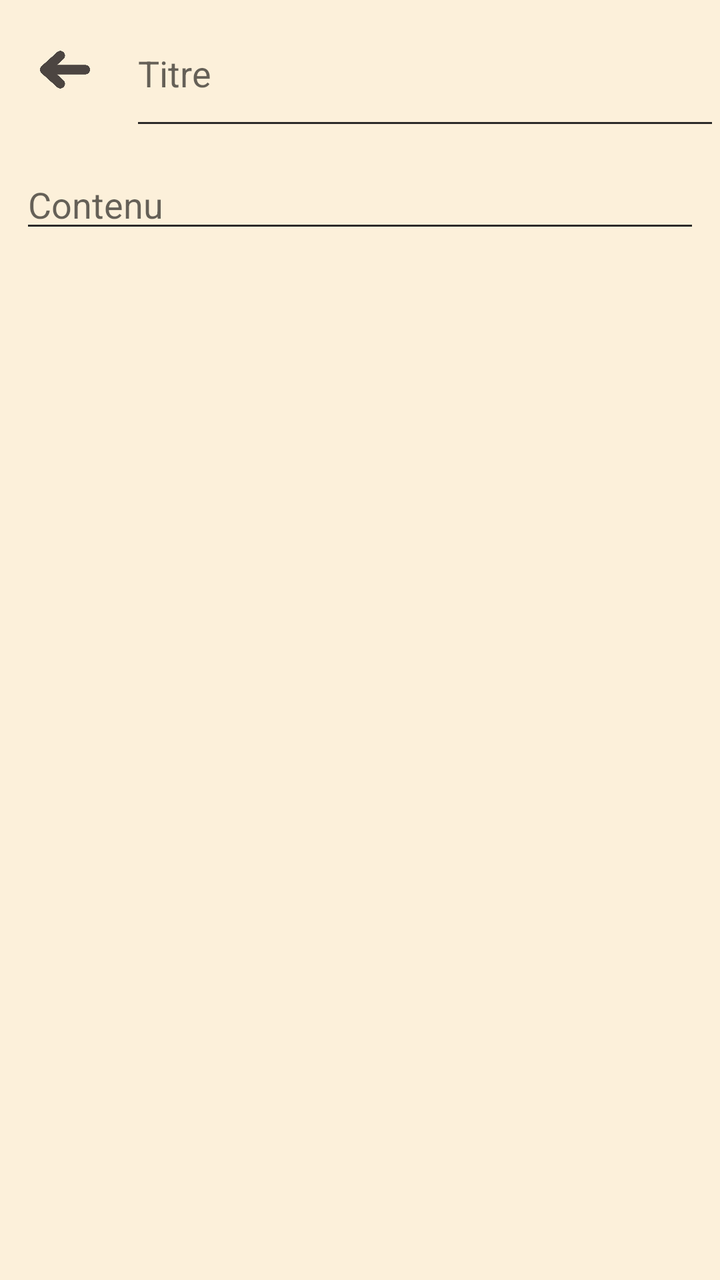
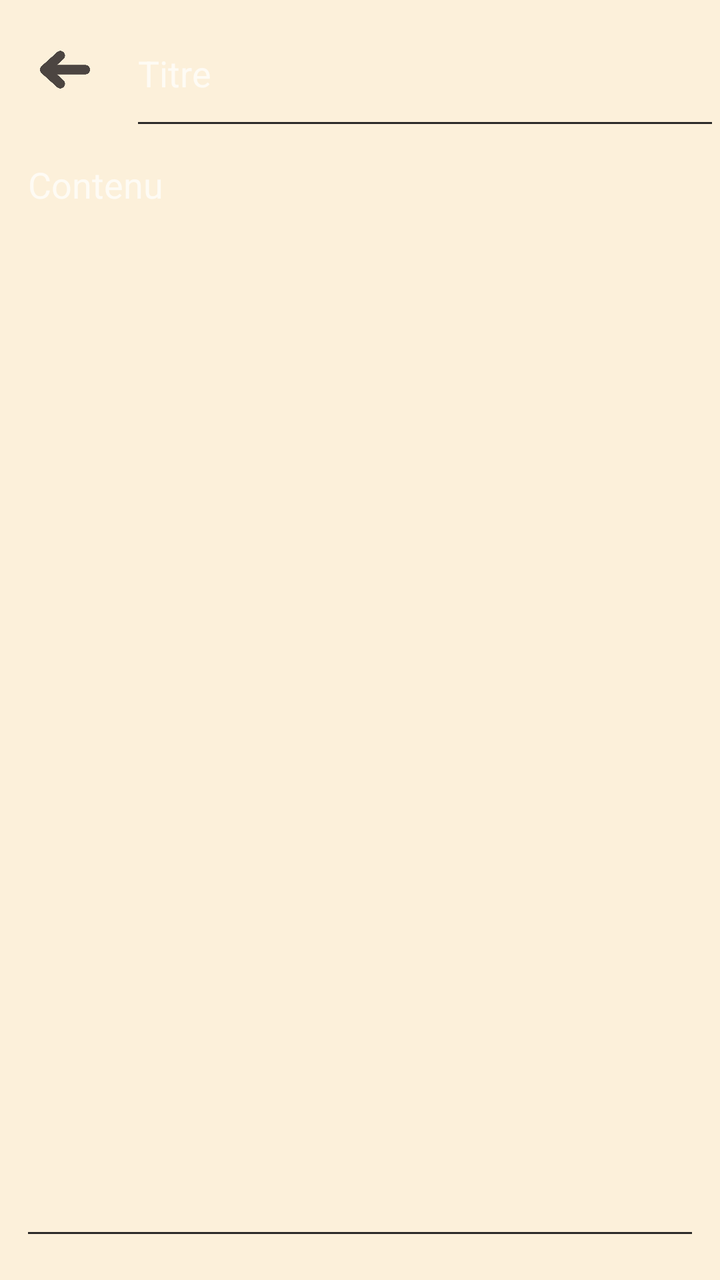

An Android layout rendered at two revisions. The XML below is the earlier revision; the diff shows what the commit changed to produce the second picture.
<!-- AndroidManifest.xml: application theme Base.Theme.Notty -->
<!-- res/layout/activity_modify_note.xml -->
<?xml version="1.0" encoding="utf-8"?>
<LinearLayout xmlns:android="http://schemas.android.com/apk/res/android"
xmlns:app="http://schemas.android.com/apk/res-auto"
xmlns:tools="http://schemas.android.com/tools"
android:id="@+id/main"
android:layout_width="match_parent"
android:layout_height="match_parent"
android:gravity="center"
android:orientation="vertical"
    style="@style/stylePage"
tools:context=".ModifyNoteActivity">

    <LinearLayout
        android:layout_width="match_parent"
        android:layout_height="70dp"
        android:orientation="horizontal">

        <ImageView
            android:id="@+id/id_modify_btn_backHome"
            android:layout_width="25dp"
            android:layout_height="25dp"
            android:layout_weight="0"
            android:layout_gravity="center"
            android:layout_margin="20dp"
            style="@style/stylePageCreate_backBtn" />

        <EditText
            android:id="@+id/id_modify_edit_title"
            android:layout_width="match_parent"
            android:layout_height="match_parent"
            android:ems="10"
            android:hint="Titre"
            android:inputType="text"
            style="@style/stylePageCreate_edit"/>
    </LinearLayout>

    <ScrollView
        android:layout_height="match_parent"
        android:layout_width="match_parent">

        <EditText
            android:id="@+id/id_modify_edit_body"
            android:layout_width="match_parent"
            android:layout_height="match_parent"
            android:layout_margin="10dp"
            android:ems="10"
            android:gravity="top"
            android:hint="Contenu"
            android:inputType="textMultiLine"
            android:scrollbars="vertical"
            android:scrollHorizontally="false"
            android:fitsSystemWindows="true"
            style="@style/stylePageCreate_edit"/>

    </ScrollView>

</LinearLayout>
<!-- resources referenced by this layout -->
<resources>
  <style name="stylePage">
          <item name="android:background">@color/cream</item>
      </style>
  <style name="stylePageCreate_backBtn">
          <item name="android:src">@drawable/left_arrow_grey</item>
      </style>
  <style name="stylePageCreate_edit">
          <item name="android:backgroundTint">@color/grey</item>
      </style>
  <style name="Base.Theme.Notty" parent="Theme.AppCompat.DayNight.NoActionBar">
          
  
          <item name="option_icon">@drawable/options_black</item>
          <item name="add_icon">@drawable/add_icon_black</item>
          <item name="favorite_icon">@drawable/etoile_black_empty</item>
          <item name="not_favorite_icon">@drawable/etoile_black_filled</item>
          <item name="search_icon">@drawable/loupe_black</item>
          <item name="back_icon">@drawable/left_arrow_black</item>
  
      </style>
  <color name="cream">#FCF0DA</color>
  <!-- drawable left_arrow_grey: png bitmap (drawable, 9510 bytes) -->
  <color name="grey">#2C2A29</color>
  <!-- drawable options_black: png bitmap (drawable, 5588 bytes) -->
  <!-- drawable add_icon_black: png bitmap (drawable, 4259 bytes) -->
  <!-- drawable etoile_black_empty: png bitmap (drawable, 14235 bytes) -->
  <!-- drawable etoile_black_filled: png bitmap (drawable, 11264 bytes) -->
  <!-- drawable loupe_black: png bitmap (drawable, 12028 bytes) -->
  <!-- drawable left_arrow_black: png bitmap (drawable, 9497 bytes) -->
</resources>

<!-- the commit's change to res/layout/activity_modify_note.xml (unified diff, before → after) -->
@@ -1,57 +1,68 @@
 <?xml version="1.0" encoding="utf-8"?>
-<LinearLayout xmlns:android="http://schemas.android.com/apk/res/android"
-xmlns:app="http://schemas.android.com/apk/res-auto"
-xmlns:tools="http://schemas.android.com/tools"
-android:id="@+id/main"
-android:layout_width="match_parent"
-android:layout_height="match_parent"
-android:gravity="center"
-android:orientation="vertical"
-    style="@style/stylePage"
-tools:context=".ModifyNoteActivity">
+<androidx.constraintlayout.widget.ConstraintLayout xmlns:android="http://schemas.android.com/apk/res/android"
+    xmlns:app="http://schemas.android.com/apk/res-auto"
+    xmlns:tools="http://schemas.android.com/tools"
+    android:id="@+id/main"
+    android:layout_width="match_parent"
+    android:layout_height="match_parent"
+    android:orientation="vertical"
+    tools:context=".ModifyNoteActivity"
+    style="@style/stylePage">
 
     <LinearLayout
+        android:id="@+id/id_modify_linearLayout"
         android:layout_width="match_parent"
         android:layout_height="70dp"
-        android:orientation="horizontal">
+        android:orientation="horizontal"
+        app:layout_constraintEnd_toEndOf="parent"
+        app:layout_constraintStart_toStartOf="parent"
+        app:layout_constraintTop_toTopOf="parent">
 
         <ImageView
             android:id="@+id/id_modify_btn_backHome"
+            style="@style/stylePageCreate_backBtn"
             android:layout_width="25dp"
             android:layout_height="25dp"
-            android:layout_weight="0"
             android:layout_gravity="center"
             android:layout_margin="20dp"
-            style="@style/stylePageCreate_backBtn" />
+            android:layout_weight="0" />
 
         <EditText
             android:id="@+id/id_modify_edit_title"
+            style="@style/stylePageCreate_edit"
             android:layout_width="match_parent"
             android:layout_height="match_parent"
             android:ems="10"
             android:hint="Titre"
-            android:inputType="text"
-            style="@style/stylePageCreate_edit"/>
+            android:inputType="text" />
     </LinearLayout>
 
     <ScrollView
-        android:layout_height="match_parent"
-        android:layout_width="match_parent">
+        android:id="@+id/id_modify_scroll"
+        android:layout_width="match_parent"
+        android:layout_height="0dp"
+        android:layout_alignParentBottom="true"
+        android:layout_marginHorizontal="10dp"
+        android:layout_marginBottom="15dp"
+        android:fillViewport="true"
+        android:fitsSystemWindows="true"
+        app:layout_constraintBottom_toBottomOf="parent"
+        app:layout_constraintEnd_toStartOf="parent"
+        app:layout_constraintStart_toEndOf="parent"
+        app:layout_constraintTop_toBottomOf="@+id/id_modify_linearLayout">
 
         <EditText
             android:id="@+id/id_modify_edit_body"
+            style="@style/stylePageCreate_edit"
             android:layout_width="match_parent"
             android:layout_height="match_parent"
-            android:layout_margin="10dp"
             android:ems="10"
             android:gravity="top"
             android:hint="Contenu"
             android:inputType="textMultiLine"
             android:scrollbars="vertical"
-            android:scrollHorizontally="false"
-            android:fitsSystemWindows="true"
-            style="@style/stylePageCreate_edit"/>
+            android:scrollHorizontally="false" />
 
     </ScrollView>
 
-</LinearLayout>
+</androidx.constraintlayout.widget.ConstraintLayout>
<!-- resource entries referenced after the edit -->
@@ -9,7 +9,7 @@
   <style name="stylePageCreate_edit">
           <item name="android:backgroundTint">@color/grey</item>
       </style>
-  <style name="Base.Theme.Notty" parent="Theme.AppCompat.DayNight.NoActionBar">
+  <style name="Base.Theme.Notty" parent="Theme.AppCompat.NoActionBar">
           
   
           <item name="option_icon">@drawable/options_black</item>
